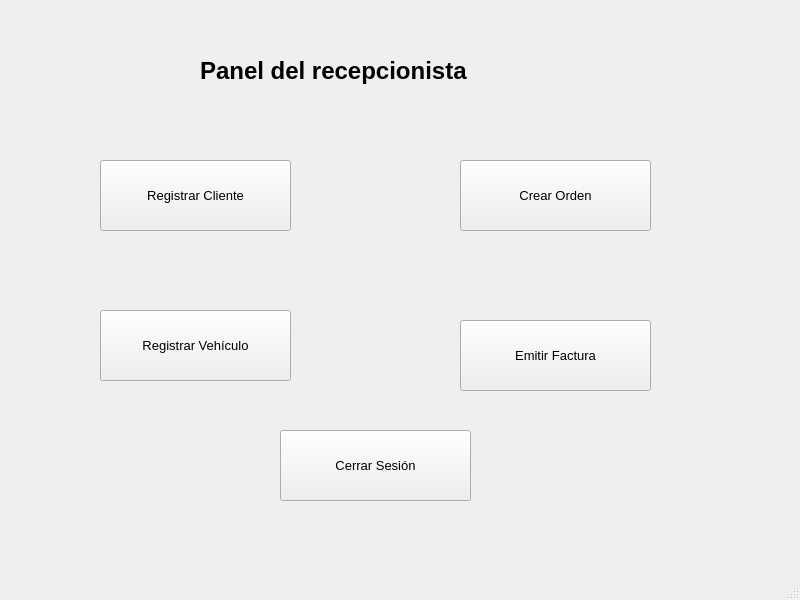
The window that src/vista/Ui/VistaRecepcionista.ui (AdrianUnileon/Taller-Mecanico) describes before a commit, drawn with Qt 5.
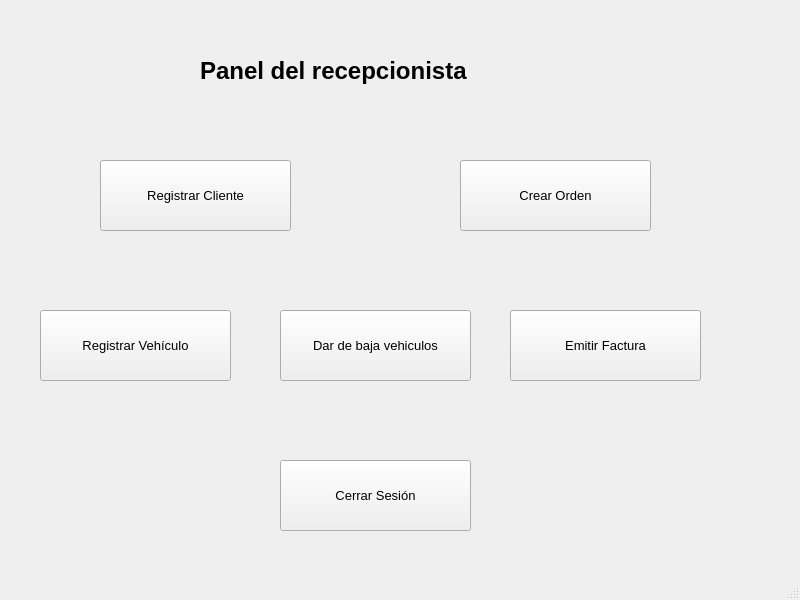
The same window after the commit.

```diff
--- a/src/vista/Ui/VistaRecepcionista.ui
+++ b/src/vista/Ui/VistaRecepcionista.ui
@@ -76,7 +76,7 @@
    <widget class="QPushButton" name="btnRegistrarVehiculo">
     <property name="geometry">
      <rect>
-      <x>100</x>
+      <x>40</x>
       <y>310</y>
       <width>191</width>
       <height>71</height>
@@ -95,8 +95,8 @@
    <widget class="QPushButton" name="btnEmitirFacturas">
     <property name="geometry">
      <rect>
-      <x>460</x>
-      <y>320</y>
+      <x>510</x>
+      <y>310</y>
       <width>191</width>
       <height>71</height>
      </rect>
@@ -115,7 +115,7 @@
     <property name="geometry">
      <rect>
       <x>280</x>
-      <y>430</y>
+      <y>460</y>
       <width>191</width>
       <height>71</height>
      </rect>
@@ -130,6 +130,25 @@
      <string>Cerrar Sesión</string>
     </property>
    </widget>
+   <widget class="QPushButton" name="btnBajaVehiculos">
+    <property name="geometry">
+     <rect>
+      <x>280</x>
+      <y>310</y>
+      <width>191</width>
+      <height>71</height>
+     </rect>
+    </property>
+    <property name="font">
+     <font>
+      <family>Segoe UI</family>
+      <pointsize>10</pointsize>
+     </font>
+    </property>
+    <property name="text">
+     <string>Dar de baja vehiculos</string>
+    </property>
+   </widget>
   </widget>
   <widget class="QMenuBar" name="menubar">
    <property name="geometry">
```
